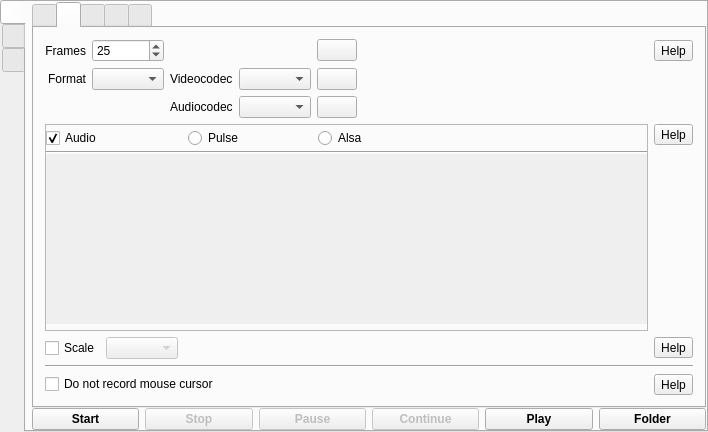
Old version of the form src/mainwindow.ui in the repository vkohaupt/vokoscreenNG.
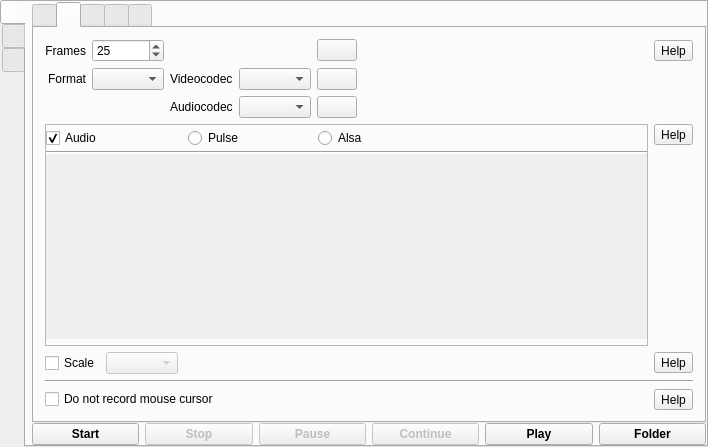
New version of the form. The open tabs and pages were chosen to show the change. Icons and pictures are not drawn.

The edit to the form file:
```diff
--- a/src/mainwindow.ui
+++ b/src/mainwindow.ui
@@ -7,7 +7,7 @@
     <x>0</x>
     <y>0</y>
     <width>708</width>
-    <height>432</height>
+    <height>447</height>
    </rect>
   </property>
   <property name="windowTitle">
@@ -674,8 +674,8 @@
                      <rect>
                       <x>0</x>
                       <y>0</y>
-                      <width>869</width>
-                      <height>81</height>
+                      <width>509</width>
+                      <height>96</height>
                      </rect>
                     </property>
                     <layout class="QVBoxLayout" name="verticalLayoutAudioDevices">
```
Left out of the diff: 7 changed lines with no effect on the pictures.
